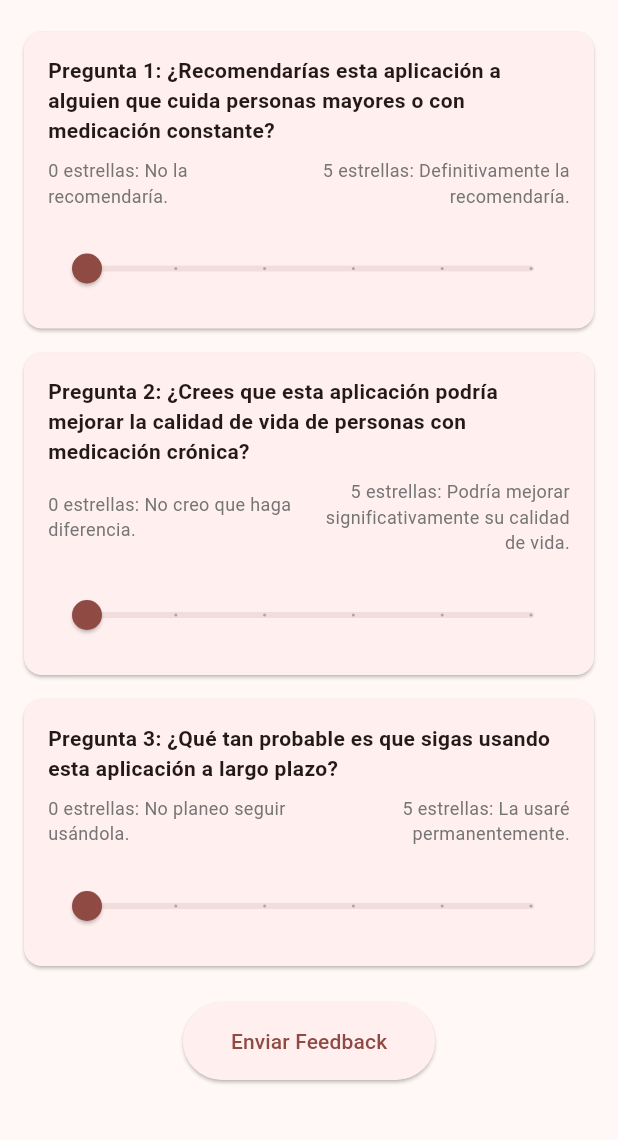
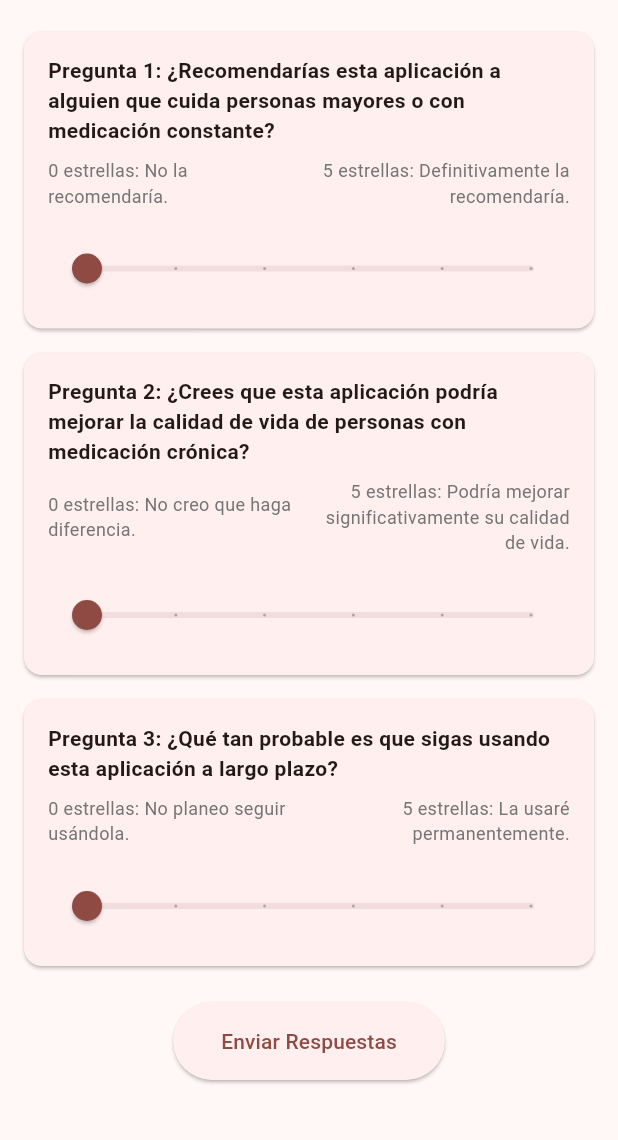
Before and after one commit to JoseHernandezVera/pharmacheck_app, a Flutter app: the AboutPage screen opened directly, scrolled down 2995 dp, on a phone screen of 412 x 824 dp, the part 96-1236 px from its top. Run offline on Flutter 3.47's test engine with Material 3 defaults, Android fonts, the phone set to English and light mode, and no system bars; our stand-ins replace audioplayers, google_fonts, image_picker.

Commit message:
Se mejoro la comprencion
se cambio de feedback a respuestas para que gente que no sabe a que se refiere pueda entender

```diff
--- a/lib/pages/about.dart
+++ b/lib/pages/about.dart
@@ -277,7 +277,7 @@ class _AboutPageState extends State<AboutPage> {
                         padding: const EdgeInsets.symmetric(
                             horizontal: 32, vertical: 16),
                       ),
-                      child: const Text('Enviar Feedback'),
+                      child: const Text('Enviar Respuestas'),
                     ),
                   ),
                   const SizedBox(height: 24),
```
